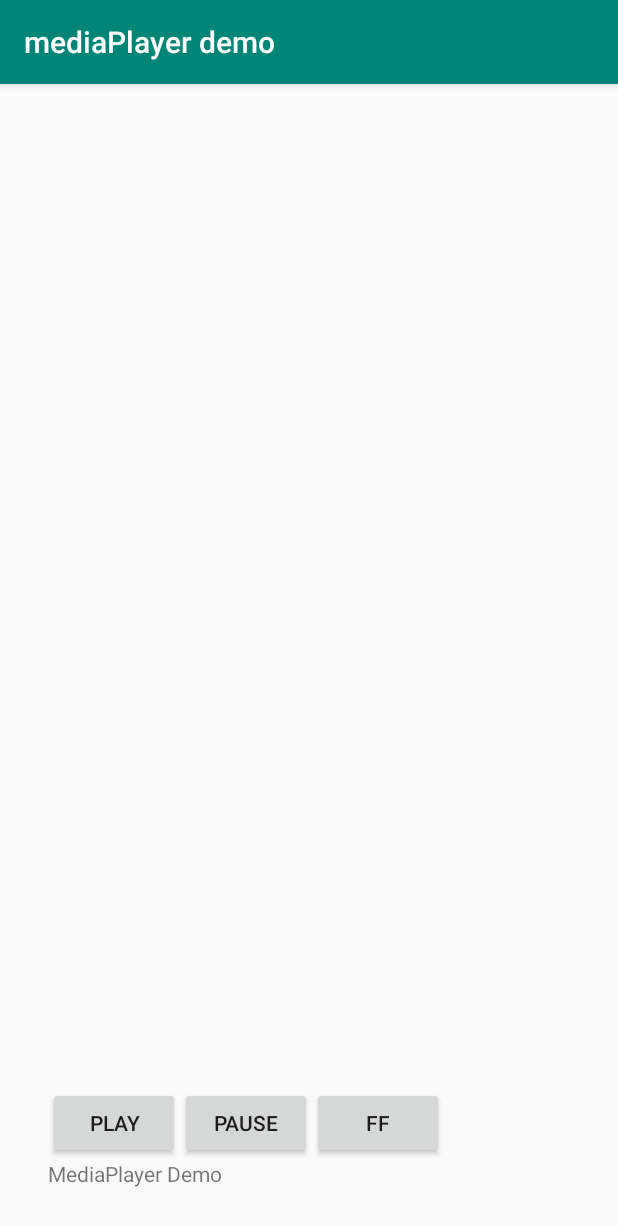
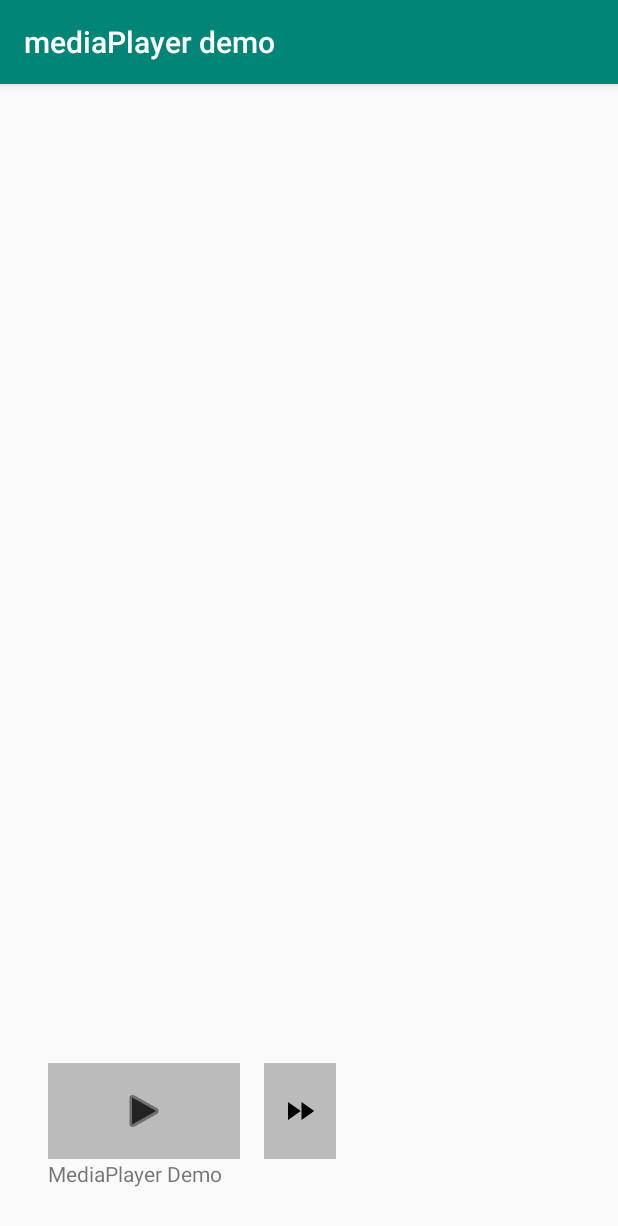
Before and after one commit to Billman64/mediaPlayer, an Android app: the screen it shows after launch (MainActivity), on a phone screen of 412 x 824 dp. Shown: the top 1226 px of the screen. Run offline under Robolectric (Android 15) with nearby library versions, the light colour scheme and no system bars.

Commit message:
- Play and pause now integrated into a single button! - Buttons now have vector image icons instead of text. - Standardized dimen's and color set in resource strings files.

```diff
--- a/app/src/main/java/com/example/bill/mediaplayer/MainActivity.java
+++ b/app/src/main/java/com/example/bill/mediaplayer/MainActivity.java
@@ -8,11 +8,13 @@ package com.example.bill.mediaplayer;
 
 
 import android.media.MediaPlayer;
+import android.os.Build;
 import android.support.v7.app.AppCompatActivity;
 import android.os.Bundle;
 import android.util.Log;
 import android.view.View;
 import android.widget.Button;
+import android.widget.ImageButton;
 import android.widget.TextView;
 
 public class MainActivity extends AppCompatActivity {
@@ -25,9 +27,8 @@ public class MainActivity extends AppCompatActivity {
         super.onCreate(savedInstanceState);
         setContentView(R.layout.activity_main);
 
-        Button play = findViewById(R.id.play);
-        Button pause = findViewById(R.id.pause);
-        Button ff = findViewById(R.id.ff);
+        ImageButton play = findViewById(R.id.play);
+        ImageButton ff = findViewById(R.id.ff);
         final TextView tv = findViewById(R.id.out);
 
 
@@ -41,33 +42,28 @@ public class MainActivity extends AppCompatActivity {
 //                mediaPlayer.reset();
                 tv.setText(R.string.media_completed);
 //                Toast.makeText(MainActivity.this, "End of song!", Toast.LENGTH_SHORT).show();
-                Button ff = findViewById(R.id.ff);
+                ImageButton ff = findViewById(R.id.ff);
                 ff.setEnabled(false);
-                Button pause = findViewById(R.id.pause);
-                pause.setEnabled(false);
             }
         });
 
 
-        // implement play button functionality
+        // implement Play button functionality
         play.setOnClickListener(new View.OnClickListener() {
             @Override
             public void onClick(View view) {
+
+                if(!mediaPlayer.isPlaying()){
                     mediaPlayer.start();
-                Log.d(TAG, "Media started. Duration" + mediaPlayer.getDuration());
-//                String title = mediaPlayer.
+                    Log.d(TAG, "Play button clicked. Position: " + mediaPlayer.getCurrentPosition());
                     tv.setText("playing");
 
                     // ensure buttons enabled (for replays)
-                pause.setEnabled(true);
                     ff.setEnabled(true);
+
+                    play.setImageDrawable(getResources().getDrawable(R.drawable.baseline_pause_24));
                 }
-        });
-
-        // implement pause button functionality
-        pause.setOnClickListener(new View.OnClickListener() {
-            @Override
-            public void onClick(View view) {
+                else {
                     Log.d(TAG, "Pause button clicked");
                     if(mediaPlayer != null) {
                         Log.d(TAG, "position: " + mediaPlayer.getCurrentPosition() + " duration: " + mediaPlayer.getDuration());
@@ -77,7 +73,8 @@ public class MainActivity extends AppCompatActivity {
                         tv.setText("paused at " + Integer.toString(position));
                     }
 
-
+                    play.setImageDrawable(getResources().getDrawable(R.drawable.baseline_play_arrow_24));
+                }
             }
         });
 
--- /dev/null
+++ b/app/src/main/res/drawable/baseline_fast_forward_24.xml
@@ -0,0 +1,5 @@
+<vector android:autoMirrored="true" android:height="24dp"
+    android:tint="#000000" android:viewportHeight="24"
+    android:viewportWidth="24" android:width="24dp" xmlns:android="http://schemas.android.com/apk/res/android">
+    <path android:fillColor="@android:color/white" android:pathData="M4,18l8.5,-6L4,6v12zM13,6v12l8.5,-6L13,6z"/>
+</vector>
--- /dev/null
+++ b/app/src/main/res/drawable/baseline_pause_24.xml
@@ -0,0 +1,5 @@
+<vector android:height="32dp" android:tint="#000000"
+    android:viewportHeight="24" android:viewportWidth="24"
+    android:width="32dp" xmlns:android="http://schemas.android.com/apk/res/android">
+    <path android:fillColor="@android:color/white" android:pathData="M6,19h4L10,5L6,5v14zM14,5v14h4L18,5h-4z"/>
+</vector>
--- /dev/null
+++ b/app/src/main/res/drawable/baseline_play_arrow_24.xml
@@ -0,0 +1,5 @@
+<vector android:height="32dp" android:tint="#000000"
+    android:viewportHeight="24" android:viewportWidth="24"
+    android:width="32dp" xmlns:android="http://schemas.android.com/apk/res/android">
+    <path android:fillColor="@android:color/white" android:pathData="M8,5v14l11,-7z"/>
+</vector>
--- a/app/src/main/res/layout/activity_main.xml
+++ b/app/src/main/res/layout/activity_main.xml
@@ -23,23 +23,28 @@
             android:layout_marginBottom="0dp"
             android:orientation="horizontal">
 
-            <Button
+            <ImageButton
                 android:id="@+id/play"
-                android:layout_width="wrap_content"
-                android:layout_height="wrap_content"
-                android:text="Play" />
+                android:layout_width="128dp"
+                android:layout_height="@dimen/button_height"
+                android:background="@color/button"
+                android:src="@android:drawable/ic_media_play"
+                android:tint="#222"
+                android:padding="8dp"
+                android:gravity="center"
+                android:shadowColor="#ddd"
+                android:shadowDx="16"
+                android:shadowDy="8" />
 
-            <Button
-                android:id="@+id/pause"
-                android:layout_width="wrap_content"
-                android:layout_height="wrap_content"
-                android:text="Pause" />
-
-            <Button
+            <ImageButton
                 android:id="@+id/ff"
-                android:layout_width="wrap_content"
-                android:layout_height="wrap_content"
-                android:text="FF" />
+                android:layout_width="48dp"
+                android:layout_height="@dimen/button_height"
+                android:background="@color/button"
+                android:src="@drawable/baseline_fast_forward_24"
+                android:layout_marginStart="@dimen/button_spacer"
+                android:layout_marginLeft="@dimen/button_spacer"
+                 />
 
         </LinearLayout>
 
--- a/app/src/main/res/values/colors.xml
+++ b/app/src/main/res/values/colors.xml
@@ -3,4 +3,6 @@
     <color name="colorPrimary">#008577</color>
     <color name="colorPrimaryDark">#00574B</color>
     <color name="colorAccent">#D81B60</color>
+
+    <color name="button">#bbb</color>
 </resources>
--- a/app/src/main/res/values/dimens.xml
+++ b/app/src/main/res/values/dimens.xml
@@ -2,4 +2,6 @@
 <resources>
 
     <dimen name="margin">32dp</dimen>
+    <dimen name="button_height">64dp</dimen>
+    <dimen name="button_spacer">16dp</dimen>
 </resources>
```
Lines whose indentation alone changed are shown as unchanged.
